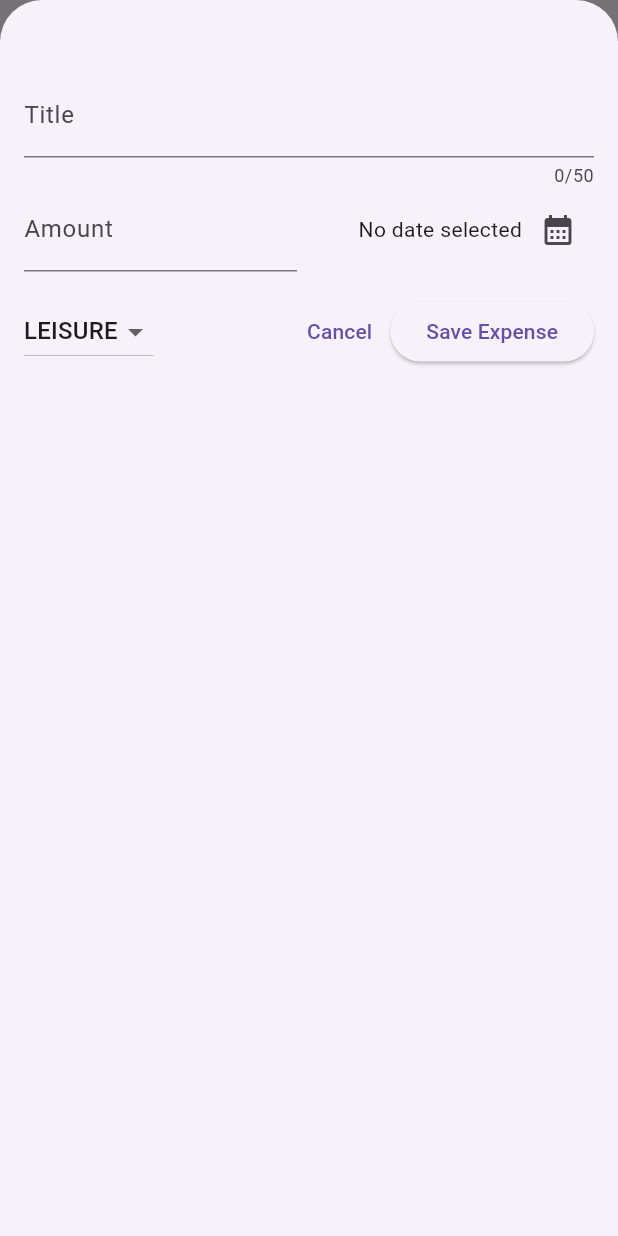
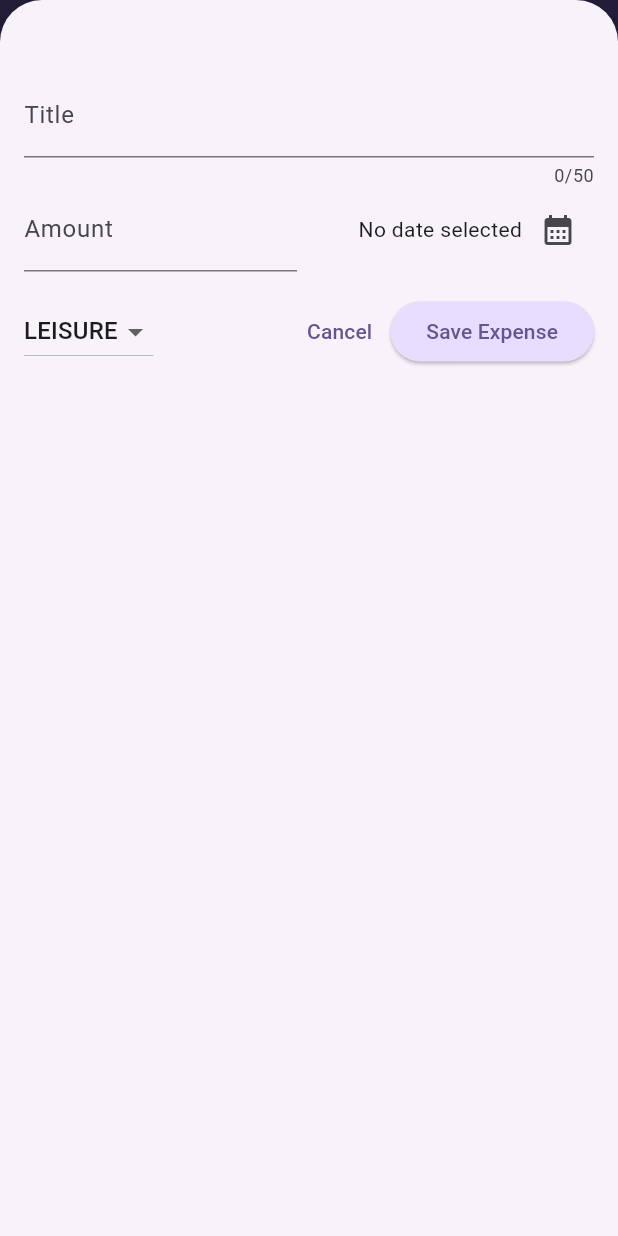
Before and after one commit to aibat-t/expense_tracker, a Flutter app: the screen it shows after launch, after a tap on the "add" icon, on a phone screen of 412 x 824 dp. Run offline on Flutter 3.47's test engine with Material 3 defaults, Android fonts, the phone set to English and light mode, and no system bars.

Commit message:
theme data

```diff
--- a/lib/main.dart
+++ b/lib/main.dart
@@ -2,10 +2,40 @@ import 'package:flutter/material.dart';
 
 import 'package:expense_tracker/widgets/expenses.dart';
 
+var kColorScheme = ColorScheme.fromSeed(
+  seedColor: const Color.fromARGB(255, 96, 59, 181),
+);
+
 void main() {
   runApp(
-    const MaterialApp(
-      home: Expenses(),
+    MaterialApp(
+      theme: ThemeData().copyWith(
+        colorScheme: kColorScheme,
+        appBarTheme: const AppBarTheme().copyWith(
+          backgroundColor: kColorScheme.onPrimaryContainer,
+          foregroundColor: kColorScheme.primaryContainer,
+        ),
+        cardTheme: const CardTheme().copyWith(
+          color: kColorScheme.secondaryContainer,
+          margin: const EdgeInsets.symmetric(
+            horizontal: 16,
+            vertical: 8,
+          ),
+        ),
+        elevatedButtonTheme: ElevatedButtonThemeData(
+          style: ElevatedButton.styleFrom(
+            backgroundColor: kColorScheme.primaryContainer,
+          ),
+        ),
+        textTheme: ThemeData().textTheme.copyWith(
+          titleLarge: TextStyle(
+            fontWeight: FontWeight.normal,
+            color: kColorScheme.secondaryContainer,
+            fontSize: 18,
+          ),
+        )
+      ),
+      home: const Expenses(),
     ),
   );
 }
```
